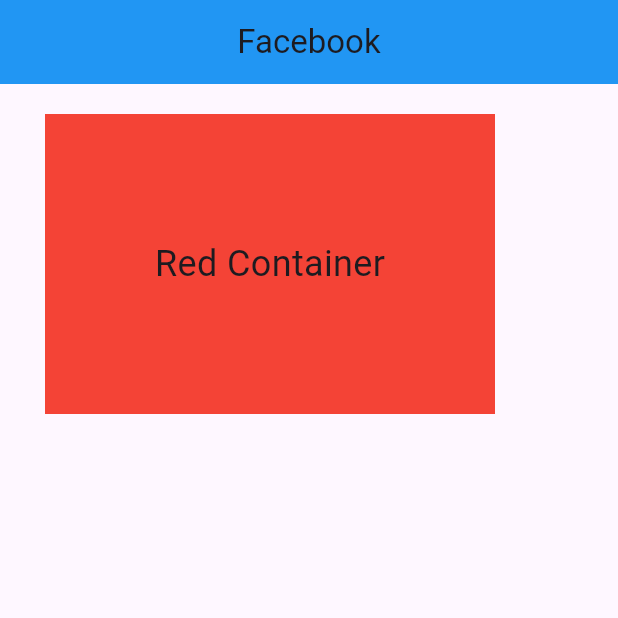
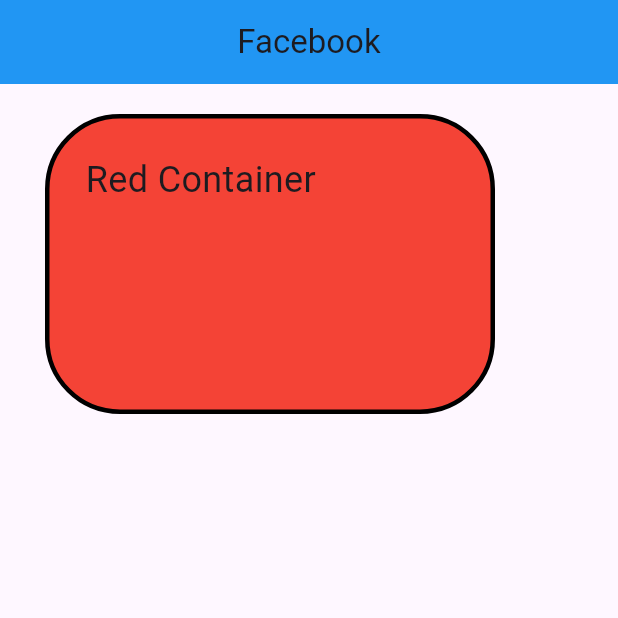
Before and after one commit to tutuldev/flutter-basic-to-advance, a Flutter app: the screen it shows after launch, on a phone screen of 412 x 824 dp, the top half of it. Run offline on Flutter 3.47's test engine with Material 3 defaults, Android fonts, the phone set to English and light mode, and no system bars.

Commit message:
decoration with border

```diff
--- a/lib/main.dart
+++ b/lib/main.dart
@@ -4,7 +4,6 @@
 void main()=> runApp(MyApp());
 
 class MyApp extends StatelessWidget{
-
   @override
   Widget build(BuildContext context) {
     // throw UnimplementedError();
@@ -32,12 +31,22 @@
       body:  Container(
         // margin: EdgeInsets.all(24),
         // margin: EdgeInsets.fromLTRB(10,12,20,20),
-        margin: EdgeInsets.symmetric(vertical: 20,horizontal: 30),
-        padding: EdgeInsets.all(24),
+        margin: const EdgeInsets.symmetric(vertical: 20,horizontal: 30),
+        padding: const EdgeInsets.all(24),
+        decoration: BoxDecoration(
+          borderRadius: const  BorderRadius.all(
+              Radius.circular(50)
+          ),
+
+          color: Colors.red,
+            border: Border.all(width: 3,
+            color:Colors.black
+        )),
+        //decoration use korle color use kora jabe na baire theke
         height: 200,
         width: 300,
-        color: Colors.red,
-        child: const Center(child: Text("Red Container",style: TextStyle(fontSize: 24),)),
+        // color: Colors.red,
+        child: const  Text("Red Container",style: TextStyle(fontSize: 24),),
       ),
     );
   }
```
